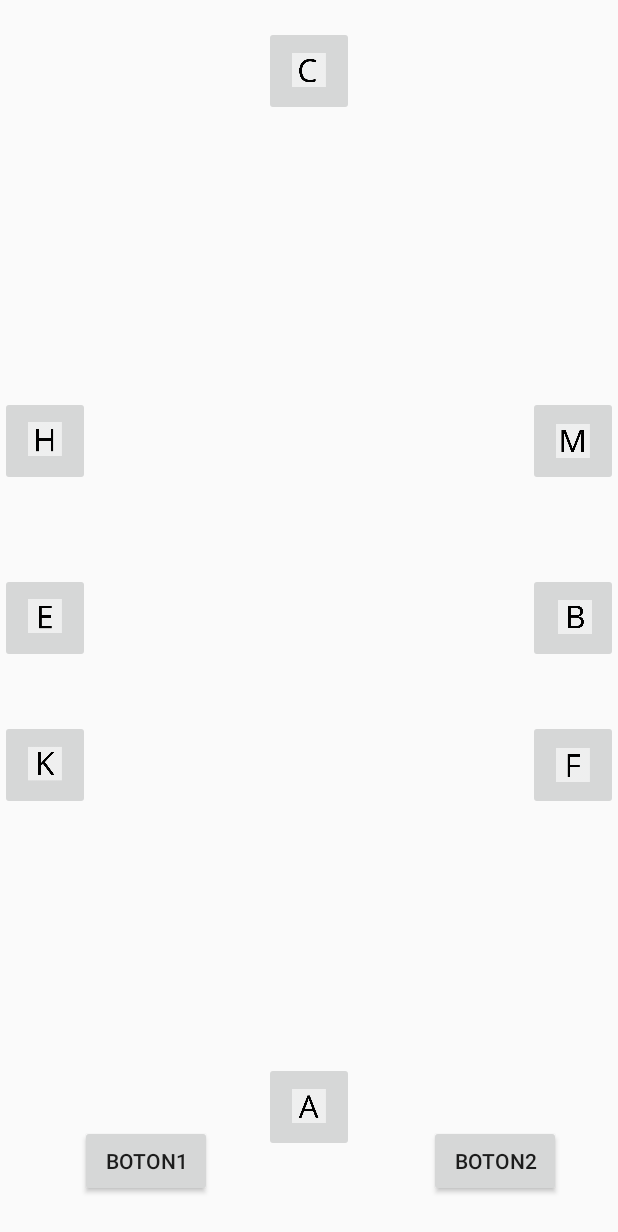
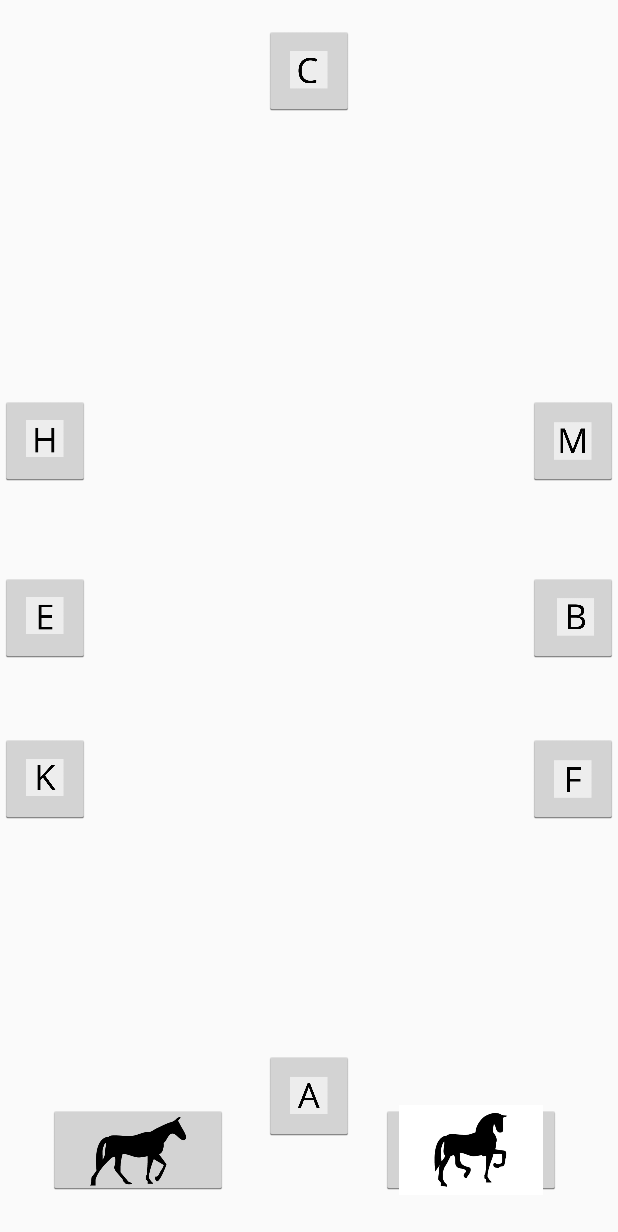
Before and after one commit to cfsottile/cdtrote, an Android app: the layout activity_game.xml on its own in the app's theme, with its tools: preview values and no code run, on a phone screen of 412 x 824 dp. Shown: the top 1232 px of the screen. Run offline under Robolectric (Android 15) with nearby library versions, the phone set to English and light mode, and no system bars.

Commit message:
add speed buttom and change style letters and play buttoms

```diff
--- a/app/src/main/java/laboratorio/juegocei/MainActivity.java
+++ b/app/src/main/java/laboratorio/juegocei/MainActivity.java
@@ -14,6 +14,7 @@ import android.view.View;
 import android.view.Window;
 import android.view.WindowManager;
 import android.widget.Button;
+import android.widget.ImageButton;
 import android.widget.ImageView;
 
 public class MainActivity extends AppCompatActivity {
@@ -35,7 +36,7 @@ public class MainActivity extends AppCompatActivity {
         ImageView iv_background = findViewById(R.id.background);
         iv_background.setImageBitmap(bmp);
 
-        Button playButton = findViewById(R.id.play);
+        ImageButton playButton = findViewById(R.id.play2);
         playButton.setX(size.x / 2 - 125);
         playButton.setY(size.y / 2);
         playButton.setOnClickListener(new View.OnClickListener() {
--- a/app/src/main/res/layout/activity_game.xml
+++ b/app/src/main/res/layout/activity_game.xml
@@ -6,35 +6,9 @@
     android:orientation="vertical"
     android:id="@+id/relLayout">
 
-
-        <Button
-            android:id="@+id/button1"
-            android:layout_width="wrap_content"
-            android:layout_height="wrap_content"
-
-            android:layout_alignParentBottom="true"
-            android:layout_alignParentLeft="true"
-            android:layout_alignParentStart="true"
-            android:layout_marginBottom="26dp"
-            android:layout_marginLeft="53dp"
-            android:layout_marginStart="53dp"
-            android:text="@string/boton1" />
-
-        <Button
-            android:id="@+id/button2"
-            android:layout_width="wrap_content"
-            android:layout_height="wrap_content"
-
-            android:layout_alignBaseline="@+id/button1"
-            android:layout_alignBottom="@+id/button1"
-            android:layout_alignParentEnd="true"
-            android:layout_alignParentRight="true"
-            android:layout_marginEnd="38dp"
-            android:layout_marginRight="38dp"
-            android:text="@string/boton2" />
-
         <ImageButton
             android:id="@+id/letterM"
+            style="@android:style/Widget.Holo.Light.ImageButton"
             android:layout_width="60dp"
             android:layout_height="60dp"
             android:layout_alignParentEnd="true"
@@ -46,18 +20,20 @@
 
         <ImageButton
             android:id="@+id/letterF"
+            style="@android:style/Widget.Holo.Light.ImageButton"
             android:layout_width="60dp"
             android:layout_height="60dp"
             android:layout_alignParentEnd="true"
             android:layout_alignParentRight="true"
             android:layout_below="@+id/letterB"
-            android:layout_marginTop="38dp"
+            android:layout_marginTop="47dp"
             android:cropToPadding="true"
             android:scaleType="centerCrop"
             app:srcCompat="@drawable/letter_f" />
 
         <ImageButton
             android:id="@+id/letterB"
+            style="@android:style/Widget.Holo.Light.ImageButton"
             android:layout_width="60dp"
             android:layout_height="60dp"
             android:layout_alignParentEnd="true"
@@ -69,6 +45,7 @@
 
         <ImageButton
             android:id="@+id/letterE"
+            style="@android:style/Widget.Holo.Light.ImageButton"
             android:layout_width="60dp"
             android:layout_height="60dp"
             android:layout_alignParentLeft="true"
@@ -80,6 +57,7 @@
 
         <ImageButton
             android:id="@+id/letterH"
+            style="@android:style/Widget.Holo.Light.ImageButton"
             android:layout_width="60dp"
             android:layout_height="60dp"
             android:layout_above="@+id/letterB"
@@ -93,6 +71,7 @@
 
         <ImageButton
             android:id="@+id/letterK"
+            style="@android:style/Widget.Holo.Light.ImageButton"
             android:layout_width="60dp"
             android:layout_height="60dp"
             android:layout_alignParentLeft="true"
@@ -104,18 +83,20 @@
 
         <ImageButton
             android:id="@+id/letterA"
+            style="@android:style/Widget.Holo.Light.ImageButton"
             android:layout_width="60dp"
             android:layout_height="60dp"
-            android:layout_alignBottom="@+id/button1"
             android:layout_alignLeft="@+id/letterC"
+            android:layout_alignParentBottom="true"
             android:layout_alignStart="@+id/letterC"
-            android:layout_marginBottom="30dp"
+            android:layout_marginBottom="63dp"
             android:cropToPadding="true"
             android:scaleType="centerCrop"
             app:srcCompat="@drawable/letter_a" />
 
         <ImageButton
             android:id="@+id/letterC"
+            style="@android:style/Widget.Holo.Light.ImageButton"
             android:layout_width="60dp"
             android:layout_height="60dp"
             android:layout_alignParentTop="true"
@@ -125,4 +106,33 @@
             android:scaleType="centerCrop"
             app:srcCompat="@drawable/letter_c" />
 
+        <ImageButton
+            android:id="@+id/horseStep1"
+            style="@android:style/Widget.Holo.Light.ImageButton"
+            android:layout_width="120dp"
+            android:layout_height="60dp"
+            android:layout_alignTop="@+id/horseStep2"
+            android:layout_marginEnd="24dp"
+            android:layout_marginRight="24dp"
+            android:layout_toLeftOf="@+id/letterA"
+            android:layout_toStartOf="@+id/letterA"
+            android:adjustViewBounds="false"
+            android:scaleType="centerCrop"
+            app:srcCompat="@drawable/paso1" />
+
+        <ImageButton
+            android:id="@+id/horseStep2"
+            style="@android:style/Widget.Holo.Light.ImageButton"
+            android:layout_width="120dp"
+            android:layout_height="60dp"
+            android:layout_alignParentBottom="true"
+            android:layout_marginBottom="27dp"
+            android:layout_marginLeft="18dp"
+            android:layout_marginStart="18dp"
+            android:layout_toEndOf="@+id/letterA"
+            android:layout_toRightOf="@+id/letterA"
+            android:adjustViewBounds="false"
+            android:scaleType="centerCrop"
+            app:srcCompat="@drawable/paso2" />
+
 </RelativeLayout>
```
Also changed, not shown: app/src/main/java/laboratorio/juegocei/GameActivity.java (+6 -6 lines), app/src/main/res/layout/content_main.xml (+20 -2 lines), app/src/main/res/drawable/jugar.png (added).
